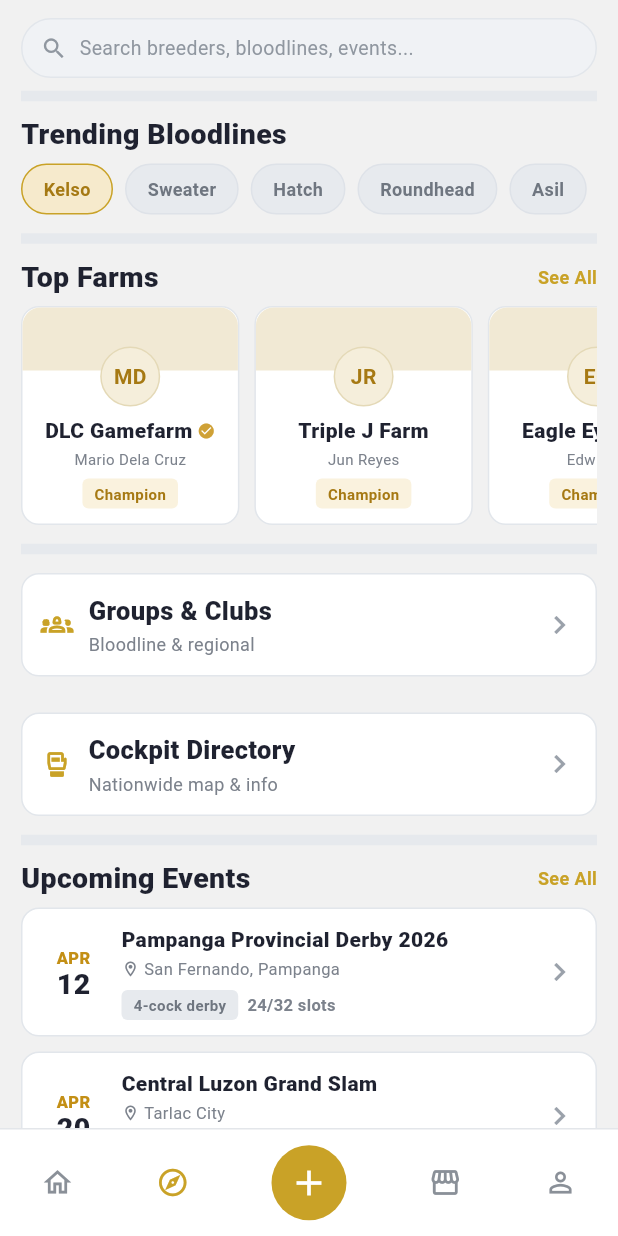
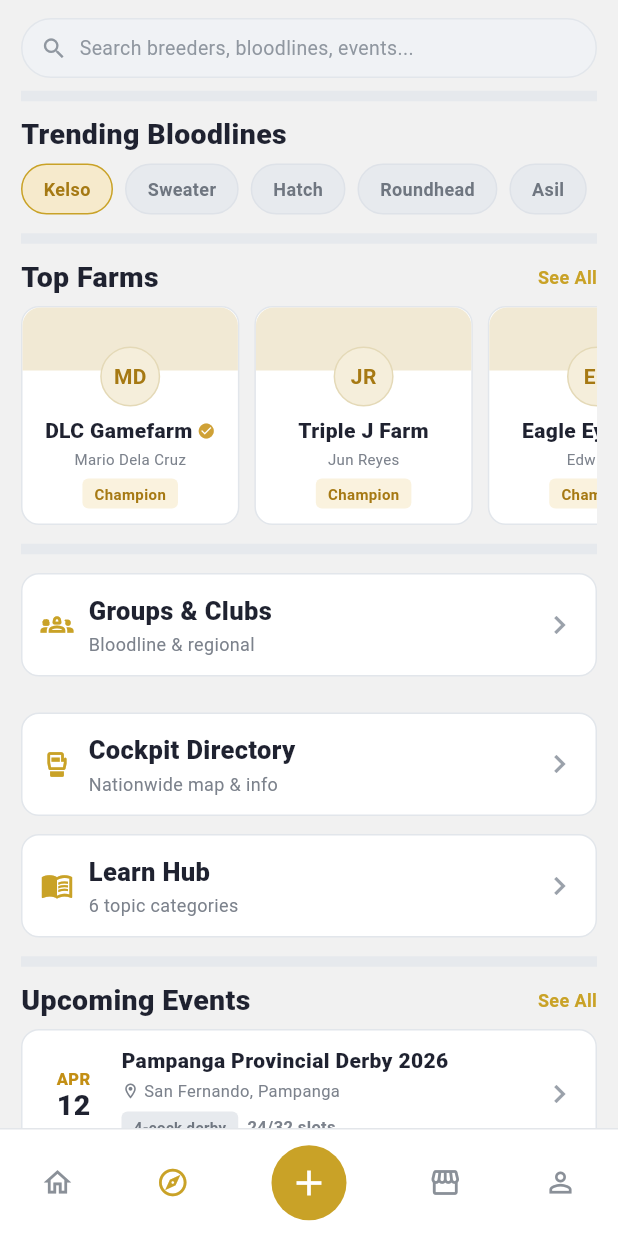
Before and after one commit to JanreyDev/Farmbuzz, a Flutter app: the ExploreScreen screen opened by its route, on a phone screen of 412 x 824 dp. Run offline on Flutter 3.47's test engine with Material 3 defaults, Android fonts, the phone set to English and light mode, and no system bars.

Commit message:
Learn Hub

```diff
--- a/app/lib/app/app.dart
+++ b/app/lib/app/app.dart
@@ -8,6 +8,7 @@ import 'package:app/features/marketplace/presentation/marketplace_screen.dart';
 import 'package:app/features/messaging/presentation/messaging_screen.dart';
 import 'package:app/features/groups/presentation/groups_screen.dart';
 import 'package:app/features/cockpit/presentation/cockpit_directory_screen.dart';
+import 'package:app/features/learn/presentation/learn_hub_screen.dart';
 import 'package:app/features/profile/presentation/profile_screen.dart';
 import 'package:app/features/splash/presentation/splash_screen.dart';
 import 'package:app/features/news_feed/presentation/news_feed_screen.dart';
@@ -37,6 +38,7 @@ class FarmBuzzApp extends StatelessWidget {
         AppRoutes.messaging: (_) => const MessagingScreen(),
         AppRoutes.groups: (_) => const GroupsScreen(),
         AppRoutes.cockpitDirectory: (_) => const CockpitDirectoryScreen(),
+        AppRoutes.learnHub: (_) => const LearnHubScreen(),
       },
     );
   }
--- a/app/lib/app/navigation/app_routes.dart
+++ b/app/lib/app/navigation/app_routes.dart
@@ -13,4 +13,5 @@ class AppRoutes {
   static const messaging = '/messaging';
   static const groups = '/groups';
   static const cockpitDirectory = '/cockpit-directory';
+  static const learnHub = '/learn-hub';
 }
--- a/app/lib/features/explore/presentation/explore_screen.dart
+++ b/app/lib/features/explore/presentation/explore_screen.dart
@@ -31,6 +31,7 @@ class ExploreScreen extends StatelessWidget {
                     _InsetBar(),
                     _GroupsClubsSection(),
                     _CockpitDirectorySection(),
+                    _LearnHubSection(),
                     _InsetBar(),
                     const _UpcomingEventsSection(),
                   ],
@@ -339,6 +340,61 @@ class _CockpitDirectorySection extends StatelessWidget {
                     SizedBox(height: 2),
                     Text(
                       'Nationwide map & info',
+                      style: TextStyle(fontSize: 12, color: _kExploreMutedText),
+                    ),
+                  ],
+                ),
+              ),
+              Icon(Icons.chevron_right, color: Color(0xFF9AA1AA)),
+            ],
+          ),
+        ),
+      ),
+    );
+  }
+}
+
+class _LearnHubSection extends StatelessWidget {
+  const _LearnHubSection();
+
+  @override
+  Widget build(BuildContext context) {
+    return Padding(
+      padding: const EdgeInsets.fromLTRB(
+        _kExploreInset,
+        0,
+        _kExploreInset,
+        12,
+      ),
+      child: InkWell(
+        borderRadius: BorderRadius.circular(12),
+        onTap: () => Navigator.of(context).pushNamed(AppRoutes.learnHub),
+        child: Container(
+          padding: const EdgeInsets.fromLTRB(12, 12, 12, 12),
+          decoration: BoxDecoration(
+            color: _kExploreSurface,
+            borderRadius: BorderRadius.circular(12),
+            border: Border.all(color: const Color(0xFFE2E6EB)),
+          ),
+          child: const Row(
+            children: [
+              Icon(Icons.menu_book_outlined, color: kGoldAccent, size: 22),
+              SizedBox(width: 10),
+              Expanded(
+                child: Column(
+                  crossAxisAlignment: CrossAxisAlignment.start,
+                  children: [
+                    Text(
+                      'Learn Hub',
+                      style: TextStyle(
+                        fontSize: 17,
+                        fontWeight: FontWeight.w800,
+                        color: Color(0xFF1F2230),
+                      ),
+                    ),
+                    SizedBox(height: 2),
+                    Text(
+                      '6 topic categories',
                       style: TextStyle(fontSize: 12, color: _kExploreMutedText),
                     ),
                   ],
```
Also changed, not shown: app/lib/features/learn/presentation/learn_hub_screen.dart (added, +322 -0 lines).
